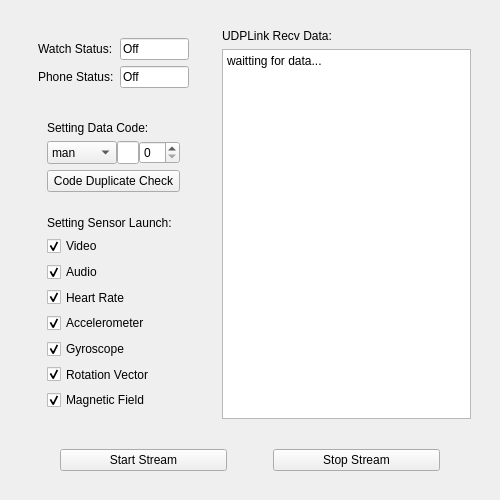
Old version of the form View/MainView - 副本.ui in the repository 21kchen1/SensorStreamer_Service.
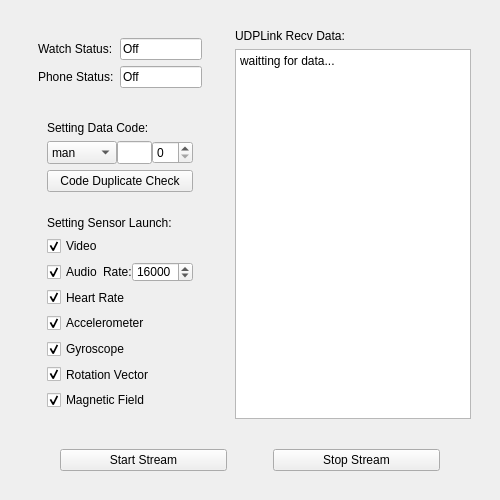
New version of the form.

```diff
--- a/View/MainView - 副本.ui
+++ b/View/MainView - 副本.ui
@@ -220,9 +220,27 @@
                 </widget>
                </item>
                <item>
+                <widget class="QWidget" name="videoSetWidget" native="true">
+                 <layout class="QHBoxLayout" name="horizontalLayout_3">
+                  <property name="spacing">
+                   <number>0</number>
+                  </property>
+                  <property name="leftMargin">
+                   <number>0</number>
+                  </property>
+                  <property name="topMargin">
+                   <number>0</number>
+                  </property>
+                  <property name="rightMargin">
+                   <number>0</number>
+                  </property>
+                  <property name="bottomMargin">
+                   <number>0</number>
+                  </property>
+                  <item>
                 <widget class="QCheckBox" name="videoCheck">
                  <property name="sizePolicy">
-                  <sizepolicy hsizetype="Preferred" vsizetype="Preferred">
+                     <sizepolicy hsizetype="Preferred" vsizetype="Expanding">
                    <horstretch>0</horstretch>
                    <verstretch>0</verstretch>
                   </sizepolicy>
@@ -241,11 +259,32 @@
                  </property>
                 </widget>
                </item>
+                 </layout>
+                </widget>
+               </item>
+               <item>
+                <widget class="QWidget" name="audioSetwidget" native="true">
+                 <layout class="QHBoxLayout" name="horizontalLayout_2">
+                  <property name="spacing">
+                   <number>0</number>
+                  </property>
+                  <property name="leftMargin">
+                   <number>0</number>
+                  </property>
+                  <property name="topMargin">
+                   <number>0</number>
+                  </property>
+                  <property name="rightMargin">
+                   <number>0</number>
+                  </property>
+                  <property name="bottomMargin">
+                   <number>0</number>
+                  </property>
                <item>
                 <widget class="QCheckBox" name="audioCheck">
                  <property name="sizePolicy">
-                  <sizepolicy hsizetype="Preferred" vsizetype="Preferred">
-                   <horstretch>0</horstretch>
+                     <sizepolicy hsizetype="Preferred" vsizetype="Expanding">
+                      <horstretch>1</horstretch>
                    <verstretch>0</verstretch>
                   </sizepolicy>
                  </property>
@@ -258,9 +297,50 @@
                 </widget>
                </item>
                <item>
+                   <widget class="QLabel" name="audioLabel">
+                    <property name="sizePolicy">
+                     <sizepolicy hsizetype="Preferred" vsizetype="Expanding">
+                      <horstretch>0</horstretch>
+                      <verstretch>0</verstretch>
+                     </sizepolicy>
+                    </property>
+                    <property name="layoutDirection">
+                     <enum>Qt::LeftToRight</enum>
+                    </property>
+                    <property name="text">
+                     <string>Rate:</string>
+                    </property>
+                   </widget>
+                  </item>
+                  <item>
+                   <widget class="QSpinBox" name="audioSpinBox">
+                    <property name="sizePolicy">
+                     <sizepolicy hsizetype="Preferred" vsizetype="Expanding">
+                      <horstretch>0</horstretch>
+                      <verstretch>0</verstretch>
+                     </sizepolicy>
+                    </property>
+                    <property name="minimum">
+                     <number>4000</number>
+                    </property>
+                    <property name="maximum">
+                     <number>64000</number>
+                    </property>
+                    <property name="singleStep">
+                     <number>1000</number>
+                    </property>
+                    <property name="value">
+                     <number>16000</number>
+                    </property>
+                   </widget>
+                  </item>
+                 </layout>
+                </widget>
+               </item>
+               <item>
                 <widget class="QCheckBox" name="heartRateCheck">
                  <property name="sizePolicy">
-                  <sizepolicy hsizetype="Preferred" vsizetype="Preferred">
+                  <sizepolicy hsizetype="Preferred" vsizetype="Expanding">
                    <horstretch>0</horstretch>
                    <verstretch>0</verstretch>
                   </sizepolicy>
@@ -276,7 +356,7 @@
                <item>
                 <widget class="QCheckBox" name="accelerometerCheck">
                  <property name="sizePolicy">
-                  <sizepolicy hsizetype="Preferred" vsizetype="Preferred">
+                  <sizepolicy hsizetype="Preferred" vsizetype="Expanding">
                    <horstretch>0</horstretch>
                    <verstretch>0</verstretch>
                   </sizepolicy>
@@ -292,7 +372,7 @@
                <item>
                 <widget class="QCheckBox" name="gyroscopeCheck">
                  <property name="sizePolicy">
-                  <sizepolicy hsizetype="Preferred" vsizetype="Preferred">
+                  <sizepolicy hsizetype="Preferred" vsizetype="Expanding">
                    <horstretch>0</horstretch>
                    <verstretch>0</verstretch>
                   </sizepolicy>
@@ -308,7 +388,7 @@
                <item>
                 <widget class="QCheckBox" name="rotationVectorCheck">
                  <property name="sizePolicy">
-                  <sizepolicy hsizetype="Preferred" vsizetype="Preferred">
+                  <sizepolicy hsizetype="Preferred" vsizetype="Expanding">
                    <horstretch>0</horstretch>
                    <verstretch>0</verstretch>
                   </sizepolicy>
@@ -324,7 +404,7 @@
                <item>
                 <widget class="QCheckBox" name="magneticFieldCheck">
                  <property name="sizePolicy">
-                  <sizepolicy hsizetype="Preferred" vsizetype="Preferred">
+                  <sizepolicy hsizetype="Preferred" vsizetype="Expanding">
                    <horstretch>0</horstretch>
                    <verstretch>0</verstretch>
                   </sizepolicy>
```
Lines whose indentation alone changed are shown as unchanged.
